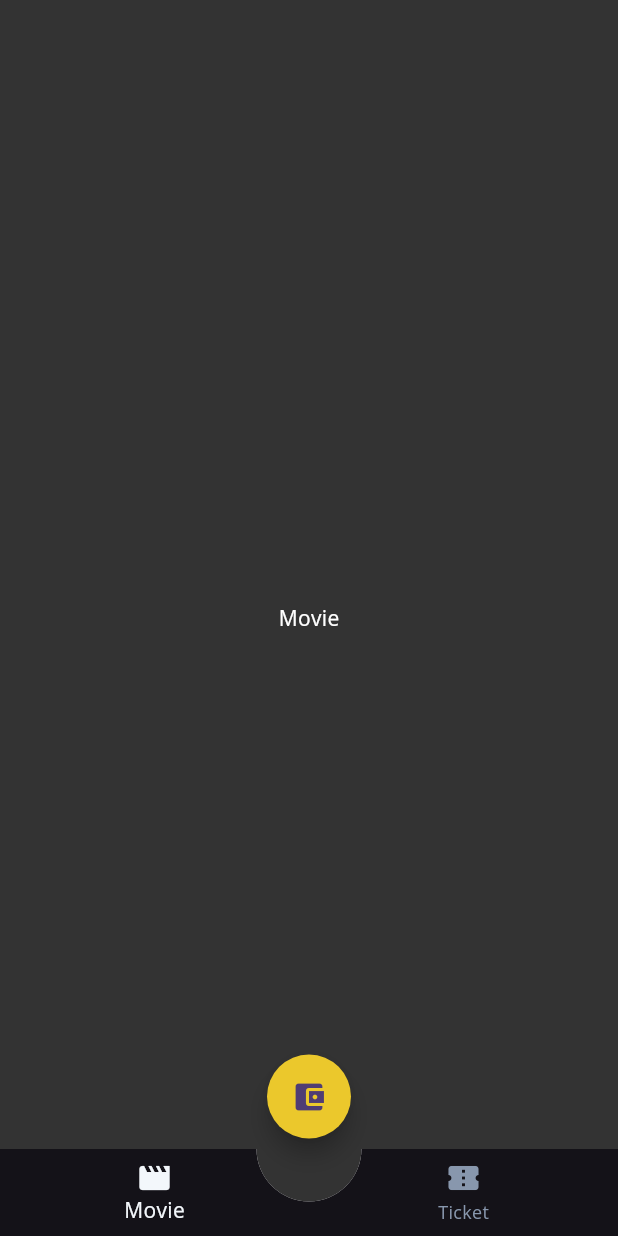
After one commit to asiata25/flutix_movie, a Flutter app: the MainPage screen opened directly, on a phone screen of 412 x 824 dp. The commit adds this screen. Run offline on Flutter 3.47's test engine with Material 3 defaults, Android fonts, the phone set to English and light mode, and no system bars; our stand-ins replace bloc, equatable, flutter_bloc, get_it, supabase_flutter; accounts and stored records are empty.

Commit message:
feat(nav): :truck: add bottom navigation

```diff
--- /dev/null
+++ b/devtools_options.yaml
@@ -0,0 +1,3 @@
+description: This file stores settings for Dart & Flutter DevTools.
+documentation: https://docs.flutter.dev/tools/devtools/extensions#configure-extension-enablement-states
+extensions:
--- /dev/null
+++ b/lib/core/commons/pages/main_page.dart
@@ -0,0 +1,58 @@
+import 'package:flutix_movie/core/commons/widgets/bottom_nav.dart';
+import 'package:flutter/material.dart';
+
+class MainPage extends StatefulWidget {
+  const MainPage({super.key});
+
+  static route() => MaterialPageRoute(
+        builder: (context) => const MainPage(),
+      );
+
+  @override
+  State<MainPage> createState() => _MainPageState();
+}
+
+class _MainPageState extends State<MainPage> {
+  late int bottomNavBarIndex;
+  late PageController pageController;
+
+  @override
+  void initState() {
+    super.initState();
+
+    bottomNavBarIndex = 0;
+    pageController = PageController(initialPage: bottomNavBarIndex);
+  }
+
+  void pageChangeHandler(int index) {
+    setState(() {
+      bottomNavBarIndex = index;
+      pageController.jumpToPage(index);
+    });
+  }
+
+  @override
+  Widget build(BuildContext context) {
+    return Scaffold(
+        body: Stack(children: [
+      SafeArea(
+          child: PageView(
+        controller: pageController,
+        onPageChanged: (value) {
+          setState(() {
+            bottomNavBarIndex = value;
+          });
+        },
+        children: const [
+          Center(
+            child: Text("Movie"),
+          ),
+          Center(
+            child: Text("Ticket"),
+          )
+        ],
+      )),
+      BottomNav(navBarIndex: bottomNavBarIndex, onPageChanged: pageChangeHandler,),
+    ]));
+  }
+}
--- a/lib/core/commons/pages/splash_screen.dart
+++ b/lib/core/commons/pages/splash_screen.dart
@@ -8,7 +8,7 @@ class SplashScreen extends StatelessWidget {
     return Scaffold(
       body: Center(
         child: Image.asset(
-          "assets/images/logo.png",
+          "assets/images/logo_flutix.png",
           width: 150,
           height: 150,
         ),
--- /dev/null
+++ b/lib/core/commons/widgets/bottom_nav.dart
@@ -0,0 +1,86 @@
+import 'package:flutix_movie/core/theme/app_pallete.dart';
+import 'package:flutter/material.dart';
+
+class BottomNav extends StatelessWidget {
+  final int navBarIndex;
+  final void Function(int) onPageChanged;
+
+  const BottomNav(
+      {super.key, required this.navBarIndex, required this.onPageChanged});
+
+  @override
+  Widget build(BuildContext context) {
+    return Stack(
+      children: [
+        Align(
+          alignment: Alignment.bottomCenter,
+          child: ClipPath(
+            clipper: CustomBottomNavClipper(),
+            child: Container(
+              decoration: const BoxDecoration(
+                color: Colors.white,
+              ),
+              child: BottomNavigationBar(
+                  elevation: 0,
+                  selectedItemColor: AppPallete.grey100,
+                  unselectedItemColor: AppPallete.grey300,
+                  currentIndex: navBarIndex,
+                  onTap: onPageChanged,
+                  items: const [
+                    BottomNavigationBarItem(
+                      label: "Movie",
+                      icon: Icon(Icons.movie),
+                    ),
+                    BottomNavigationBarItem(
+                      label: "Ticket",
+                      icon: Icon(Icons.confirmation_num),
+                    ),
+                  ]),
+            ),
+          ),
+        ),
+        Align(
+          alignment: Alignment.bottomCenter,
+          child: Container(
+            margin: const EdgeInsets.only(bottom: 65),
+            child: FloatingActionButton(
+              onPressed: () => {print("floating Action Button")},
+              backgroundColor: AppPallete.mainColor,
+              shape: const CircleBorder(),
+              child: const Icon(Icons.account_balance_wallet),
+            ),
+          ),
+        )
+      ],
+    );
+  }
+}
+
+class CustomBottomNavClipper extends CustomClipper<Path> {
+  @override
+  Path getClip(Size size) {
+    Path path = Path();
+
+    final center = size.width / 2;
+    const diameter = 70.0; // Diameter of the circle (width of cutout)
+    const radius = diameter / 2;
+
+    // Start from left side
+    path.lineTo(center - radius, 0);
+
+    // Draw the half circle
+    path.arcToPoint(Offset(center + radius, 0),
+        radius: const Radius.circular(radius), clockwise: false);
+
+    // Complete the path
+    path.lineTo(size.width, 0);
+    path.lineTo(size.width, size.height);
+    path.lineTo(0, size.height);
+    path.close();
+
+    return path;
+  }
+
+  @override
+  bool shouldReclip(covariant CustomClipper<Path> oldClipper) => false;
+}
--- a/lib/core/theme/app_theme.dart
+++ b/lib/core/theme/app_theme.dart
@@ -40,6 +40,12 @@ class AppTheme {
           enabledBorder: _borderStyle(),
           focusedBorder: _borderStyle(AppPallete.mainColor, 3),
           hintStyle: const TextStyle(color: AppPallete.grey300)),
-      textTheme:
-          const TextTheme(bodyMedium: TextStyle(fontFamily: "Open Sans")));
+      textTheme: const TextTheme(
+          bodyMedium: TextStyle(fontFamily: "Open Sans"),
+          bodyLarge: TextStyle(
+            fontFamily: "Open Sans",
+            fontSize: 20,
+          ),
+          titleLarge:
+              TextStyle(fontFamily: "Raleway", fontWeight: FontWeight.w500)));
 }
--- a/lib/features/auth/data/data_source/remote/auth_remote_source.dart
+++ b/lib/features/auth/data/data_source/remote/auth_remote_source.dart
@@ -98,6 +98,8 @@ class SupabaseDataSource extends AuthRemoteSource {
       } else {
         throw Exception("no user data");
       }
+    } on PostgrestException catch (e) {
+      return DataFailed(e.message);
     } catch (e) {
       return DataFailed(e.toString());
     }
--- a/lib/features/auth/presentation/pages/login_page.dart
+++ b/lib/features/auth/presentation/pages/login_page.dart
@@ -1,6 +1,5 @@
-import 'package:flutix_movie/core/commons/pages/home_page.dart';
+import 'package:flutix_movie/core/commons/pages/main_page.dart';
 import 'package:flutix_movie/core/commons/widgets/loader.dart';
-import 'package:flutix_movie/core/theme/app_pallete.dart';
 import 'package:flutix_movie/core/utils/show_snakbar.dart';
 import 'package:flutix_movie/features/auth/presentation/bloc/remote/bloc/auth_remote_bloc.dart';
 import 'package:flutix_movie/features/auth/presentation/pages/signup_page.dart';
@@ -64,7 +63,7 @@ class _LoginPageState extends State<LoginPage> {
               }
 
               if (state is AuthDone) {
-                Navigator.pushReplacement(context, HomePage.route());
+                Navigator.pushReplacement(context, MainPage.route());
               }
             },
             builder: (context, state) {
--- a/lib/features/auth/presentation/pages/signup_page.dart
+++ b/lib/features/auth/presentation/pages/signup_page.dart
@@ -1,4 +1,4 @@
-import 'package:flutix_movie/core/commons/pages/home_page.dart';
+import 'package:flutix_movie/core/commons/pages/main_page.dart';
 import 'package:flutix_movie/core/commons/widgets/loader.dart';
 import 'package:flutix_movie/core/utils/show_snakbar.dart';
 import 'package:flutix_movie/features/auth/presentation/bloc/remote/bloc/auth_remote_bloc.dart';
@@ -64,7 +64,7 @@ class _SignupPageState extends State<SignupPage> {
               }
 
               if (state is AuthDone) {
-                Navigator.pushReplacement(context, HomePage.route());
+                Navigator.pushReplacement(context, MainPage.route());
               }
             },
             builder: (context, state) {
--- a/lib/main.dart
+++ b/lib/main.dart
@@ -1,5 +1,5 @@
 import 'package:flutix_movie/core/commons/cubits/app_user/app_user_cubit.dart';
-import 'package:flutix_movie/core/commons/pages/home_page.dart';
+import 'package:flutix_movie/core/commons/pages/main_page.dart';
 import 'package:flutix_movie/core/commons/pages/onboard_page.dart';
 import 'package:flutix_movie/core/commons/pages/splash_screen.dart';
 import 'package:flutix_movie/core/theme/app_theme.dart';
@@ -50,7 +50,7 @@ class _MyAppState extends State<MyApp> {
             if (state is AppUserInitial) {
               return const OnboardPage();
             } else if (state is AppUserLoggedIn) {
-              return const HomePage();
+              return const MainPage();
             } else {
               return const SplashScreen();
             }
```
Also changed, not shown: lib/core/commons/pages/home_page.dart (deleted, +0 -56 lines), assets/images/logo.png (deleted), assets/images/logo_flutix.png (renamed from assets/logo_flutix.png).
